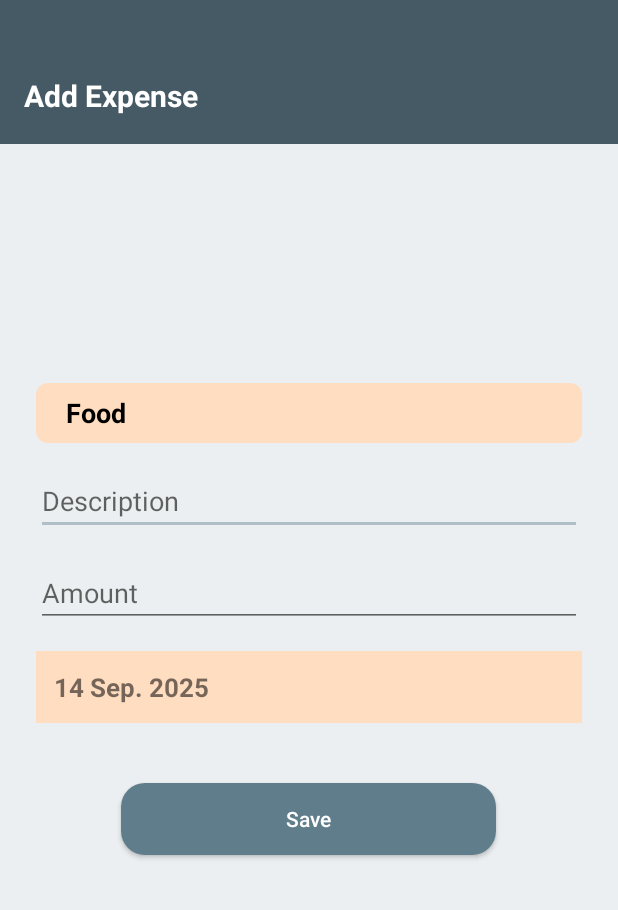
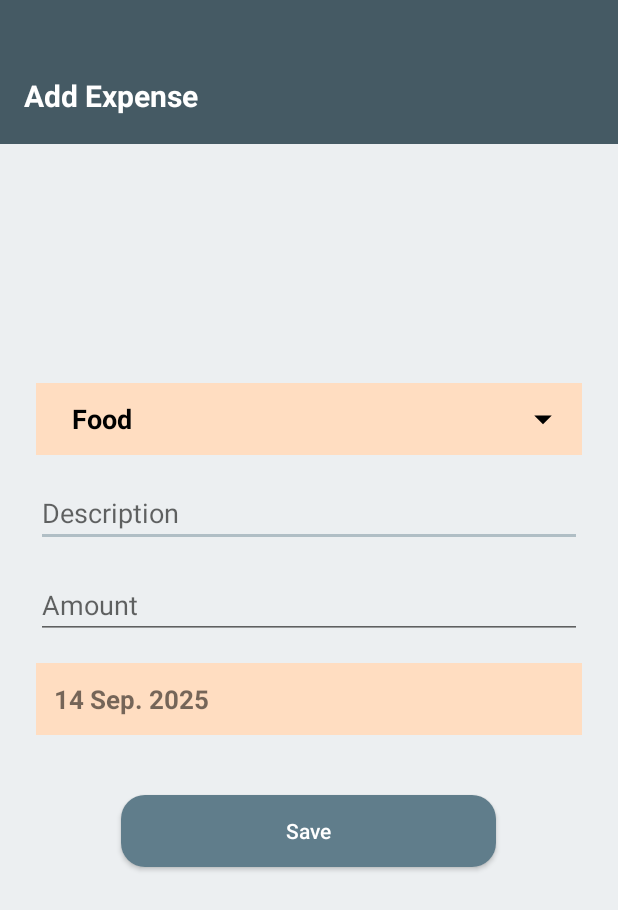
Before and after one commit to PIXEL-PEN/Expense-Tracker, an Android app: the AddExpenseActivity screen opened directly, with no data from a screen before it, on a phone screen of 412 x 824 dp. Shown: the top 910 px of the screen. Run offline under Robolectric (Android 15) with nearby library versions, the phone set to English and light mode, and no system bars.

Commit message:
Tweak spinner arrow size and styling

```diff
--- /dev/null
+++ b/app/src/main/res/drawable/ic_arrow_drop_down_black.xml
@@ -0,0 +1,10 @@
+<?xml version="1.0" encoding="utf-8"?>
+<vector xmlns:android="http://schemas.android.com/apk/res/android"
+    android:width="28dp"
+    android:height="28dp"
+    android:viewportWidth="24"
+    android:viewportHeight="24">
+    <path
+        android:fillColor="#000000"
+        android:pathData="M7,10l5,5 5,-5z"/>
+</vector>
--- /dev/null
+++ b/app/src/main/res/drawable/spinner_with_arrow.xml
@@ -0,0 +1,15 @@
+<?xml version="1.0" encoding="utf-8"?>
+<layer-list xmlns:android="http://schemas.android.com/apk/res/android">
+    <!-- Background box -->
+    <item>
+        <shape android:shape="rectangle">
+            <solid android:color="#FFDDC1"/> <!-- pale salmon -->
+        </shape>
+    </item>
+
+    <!-- Custom black arrow -->
+    <item
+        android:drawable="@drawable/ic_arrow_drop_down_black"
+        android:gravity="end|center_vertical"
+        android:right="12dp"/>
+</layer-list>
--- a/app/src/main/res/layout/activity_add_expense.xml
+++ b/app/src/main/res/layout/activity_add_expense.xml
@@ -29,12 +29,13 @@
         <androidx.appcompat.widget.AppCompatSpinner
             android:id="@+id/spinner_category"
             android:layout_width="match_parent"
-            android:layout_height="40dp"
+            android:layout_height="48dp"
             android:layout_marginBottom="16dp"
             android:spinnerMode="dropdown"
             android:popupBackground="#FFFFFF"
-            android:background="@drawable/spinner_background"
-            android:paddingEnd="16dp" />
+            android:background="@drawable/spinner_with_arrow"
+            android:paddingStart="12dp"
+            android:paddingEnd="44dp"/> <!-- was 36dp, bumped to 44 -->
 
 
 
```
Also changed, not shown: app/src/main/res/layout/activity_view_menu.xml (+14 -4 lines).
